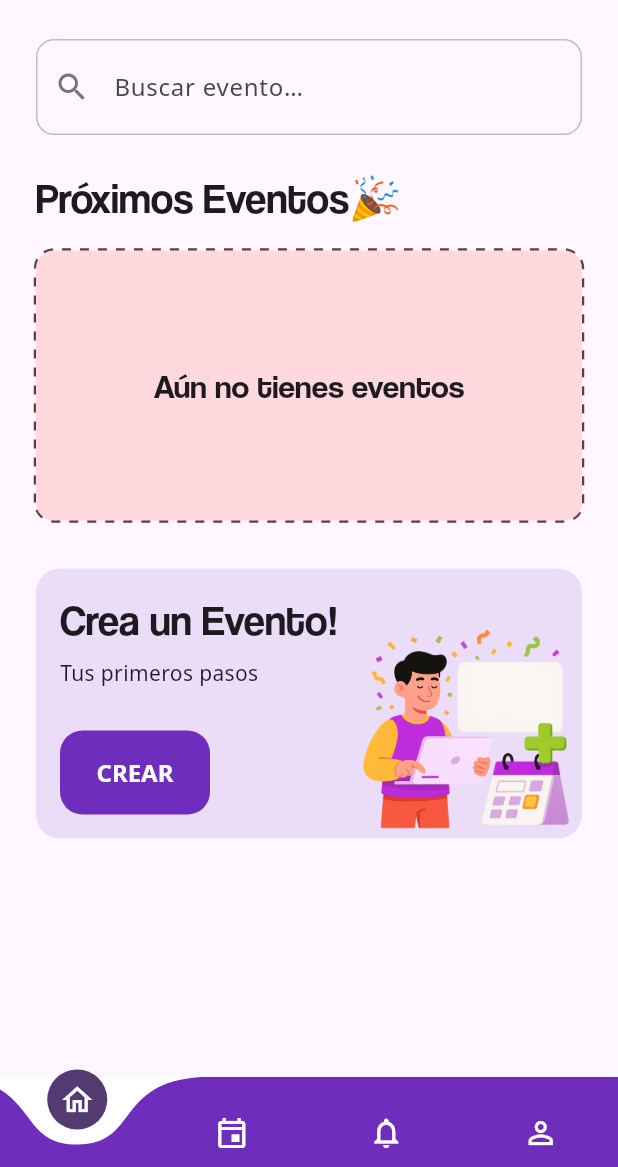
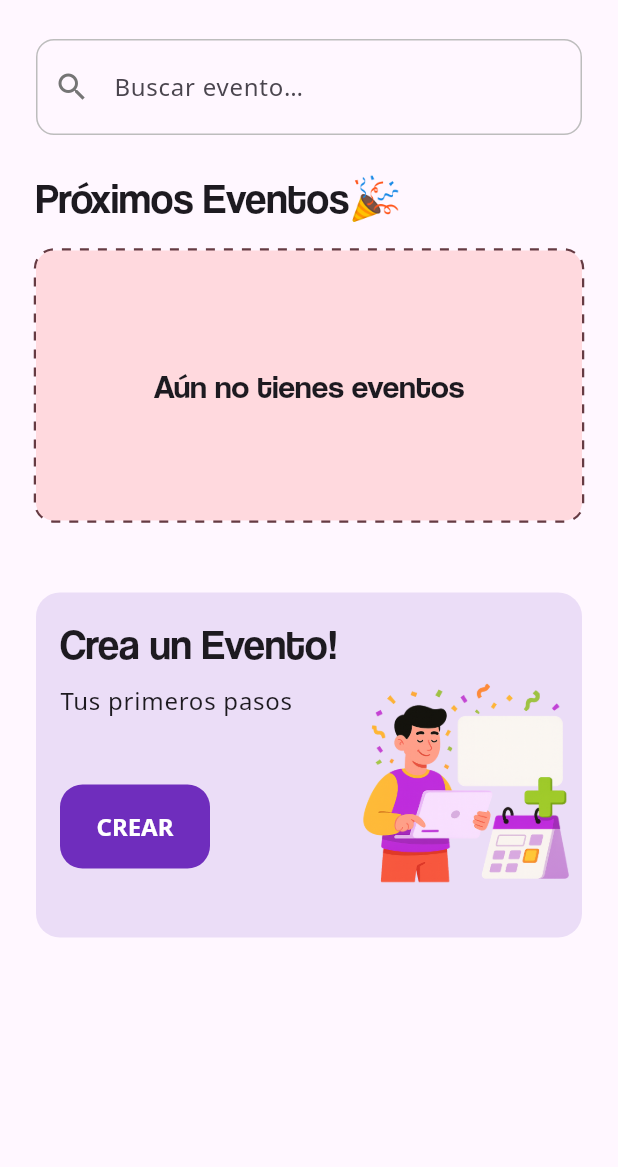
Before and after one commit to DiegoPV12/MeetUp, a Flutter app: the HomeView screen opened by its route, after a tap on the "menu" icon, after a tap on "CREAR", on a phone screen of 412 x 824 dp, the part 69-1236 px from its top. Run offline on Flutter 3.47's test engine with Material 3 defaults, Android fonts, the phone set to English and light mode, and no system bars; drawn by our look-alikes of curved_navigation_bar; our stand-ins replace buttons_tabbar, carousel_slider, device_preview, fl_chart, flutter_secure_storage, flutter_speed_dial and 1 more; accounts and stored records are empty; network calls fail.

Commit message:
bottom_navbar_removed

```diff
--- a/lib/views/home_view.dart
+++ b/lib/views/home_view.dart
@@ -1,7 +1,6 @@
 // lib/views/home_view.dart
 import 'package:flutter/material.dart';
 import 'package:meetup/widgets/shared/app_drawer_widget.dart';
-import 'package:meetup/widgets/shared/bottom_navbar.dart';
 import 'package:meetup/widgets/home/searchbar.dart';
 import 'package:meetup/widgets/home/section_title.dart';
 import 'package:meetup/widgets/home/event_section.dart';
@@ -18,8 +17,6 @@ class HomeView extends StatefulWidget {
 }
 
 class _HomeViewState extends State<HomeView> {
-  int _navIndex = 0;
-
   @override
   void initState() {
     super.initState();
@@ -28,23 +25,6 @@ class _HomeViewState extends State<HomeView> {
       vm.fetchEvents();
       vm.fetchEventsAsCollaborator();
     });
-  }
-
-  void _handleNavTap(int index) {
-    setState(() => _navIndex = index);
-    switch (index) {
-      case 0:
-        // Ya estamos en Home
-        break;
-      case 1:
-        break;
-      case 2:
-        break;
-      case 3:
-        // TODO: ruta de notificaciones
-        // Navigator.pushNamed(context, '/notifications');
-        break;
-    }
   }
 
   @override
@@ -60,7 +40,7 @@ class _HomeViewState extends State<HomeView> {
     ];
 
     return Scaffold(
-      extendBody: true, // para que el BottomNavBar curve sobre el body
+      extendBody: true,
       appBar: AppBar(
         automaticallyImplyLeading: false,
         title: Text('MeetUp', style: tt.headlineMedium),
@@ -92,6 +72,7 @@ class _HomeViewState extends State<HomeView> {
               const SizedBox(height: Spacing.spacingMedium),
               EventSection(isLoading: evm.isLoading, eventsWithFlag: allEvents),
               const SizedBox(height: Spacing.spacingXLarge),
+              const SizedBox(height: Spacing.spacingMedium),
 
               ActionCard(
                 title: 'Crea un Evento!',
@@ -108,10 +89,6 @@ class _HomeViewState extends State<HomeView> {
           ),
         ),
       ),
-      bottomNavigationBar: BottomNavBar(
-        currentIndex: _navIndex,
-        onTap: _handleNavTap,
-      ),
     );
   }
 }
--- a/lib/widgets/home/action_card.dart
+++ b/lib/widgets/home/action_card.dart
@@ -34,7 +34,7 @@ class ActionCard extends StatelessWidget {
     final tt = Theme.of(context).textTheme;
     final bg = backgroundColor ?? cs.primaryContainer;
 
-    const cardHeight = 180.0;
+    const cardHeight = 230.0;
     const imageOffset = 40.0;
 
     return Container(
@@ -60,7 +60,7 @@ class ActionCard extends StatelessWidget {
                       children: [
                         Text(title, style: tt.headlineMedium),
                         const SizedBox(height: Spacing.spacingSmall),
-                        Text(subtitle, style: tt.bodyMedium),
+                        Text(subtitle, style: tt.bodyLarge),
                         const Spacer(),
                         // Botón con estilo personalizable
                         SizedBox(
@@ -75,6 +75,7 @@ class ActionCard extends StatelessWidget {
                             child: Text(buttonLabel),
                           ),
                         ),
+                        SizedBox(height: 30),
                       ],
                     ),
                   ),
@@ -88,7 +89,7 @@ class ActionCard extends StatelessWidget {
           // Imagen en posición flotante
           Positioned(
             right: Spacing.spacingMedium - imageOffset + 25,
-            top: (cardHeight - 120) / 1.5,
+            top: (cardHeight - 140) / 1.5,
             child: Image.asset(
               imagePath,
               width: 150,
--- a/lib/widgets/shared/bottom_navbar.dart
+++ b/lib/widgets/shared/bottom_navbar.dart
@@ -1,21 +1,13 @@
-// lib/views/widgets/home/bottom_nav_bar.dart
 import 'package:flutter/material.dart';
 import 'package:curved_navigation_bar/curved_navigation_bar.dart';
 
 typedef NavTapCallback = void Function(int index);
 
 class BottomNavBar extends StatelessWidget {
-  /// Índice activo (0 = Home, 1 = Eventos, 2 = Crear, 3 = Notificaciones, 4 = Perfil)
+  /// Índice activo (0 = Home, 1 = Eventos)
   final int currentIndex;
 
-  /// Llamado cuando se pulsa una pestaña
-  final NavTapCallback onTap;
-
-  const BottomNavBar({
-    super.key,
-    required this.currentIndex,
-    required this.onTap,
-  });
+  const BottomNavBar({super.key, required this.currentIndex});
 
   @override
   Widget build(BuildContext context) {
@@ -27,16 +19,27 @@ class BottomNavBar extends StatelessWidget {
       backgroundColor: cs.onPrimary,
       color: cs.primary,
       buttonBackgroundColor: cs.onPrimaryContainer,
+      animationCurve: Curves.easeOutCubic,
+      animationDuration: const Duration(milliseconds: 600),
+      letIndexChange: (_) => true,
       items: <Widget>[
         Icon(Icons.home_outlined, size: 24, color: cs.onPrimary),
         Icon(Icons.event_outlined, size: 24, color: cs.onPrimary),
-        Icon(Icons.notifications_outlined, size: 24, color: cs.onPrimary),
-        Icon(Icons.person_outline, size: 24, color: cs.onPrimary),
       ],
-      animationCurve: Curves.easeOutCubic,
-      animationDuration: const Duration(milliseconds: 600),
-      onTap: onTap,
-      letIndexChange: (_) => true,
+      onTap: (index) {
+        switch (index) {
+          case 0:
+            if (ModalRoute.of(context)?.settings.name != '/home') {
+              Navigator.pushReplacementNamed(context, '/home');
+            }
+            break;
+          case 1:
+            if (ModalRoute.of(context)?.settings.name != '/events') {
+              Navigator.pushReplacementNamed(context, '/events');
+            }
+            break;
+        }
+      },
     );
   }
 }
```
